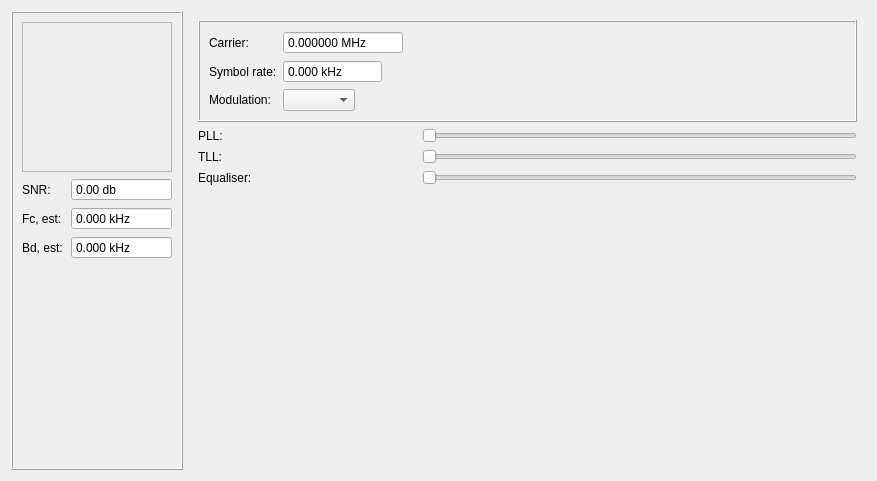
First picture: the form in sources/Arks/Demodulation/window/AquaDemodWindow.ui, repository AquaCreatura/AquaWave, before the edit.
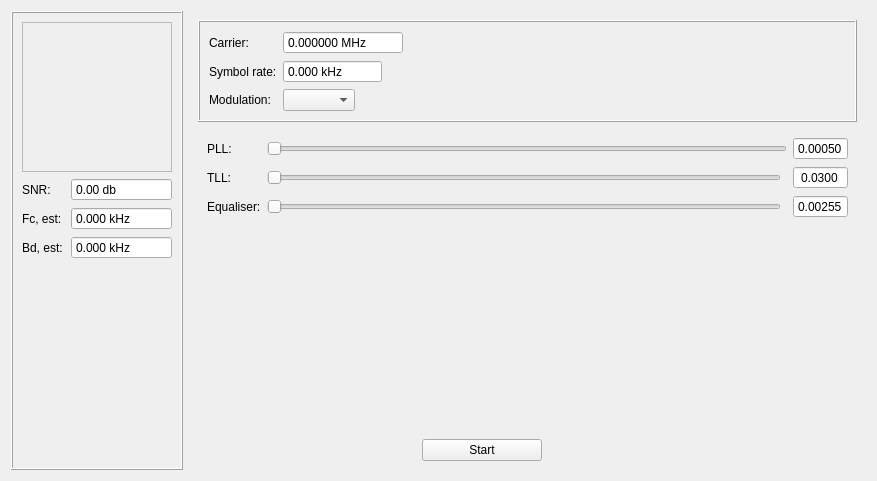
Second picture: the form after the edit.

Commit message: feat(demod): attached loops limits to gui

```diff
--- a/sources/Arks/Demodulation/window/AquaDemodWindow.ui
+++ b/sources/Arks/Demodulation/window/AquaDemodWindow.ui
@@ -148,40 +148,6 @@
    <item row="0" column="1" rowspan="2">
     <widget class="QFrame" name="frame">
      <layout class="QGridLayout" name="gridLayout_2">
-      <item row="5" column="1" colspan="2">
-       <widget class="QSlider" name="tll_slider">
-        <property name="orientation">
-         <enum>Qt::Horizontal</enum>
-        </property>
-       </widget>
-      </item>
-      <item row="7" column="0" colspan="3">
-       <spacer name="verticalSpacer">
-        <property name="orientation">
-         <enum>Qt::Vertical</enum>
-        </property>
-        <property name="sizeHint" stdset="0">
-         <size>
-          <width>20</width>
-          <height>40</height>
-         </size>
-        </property>
-       </spacer>
-      </item>
-      <item row="4" column="1" colspan="2">
-       <widget class="QSlider" name="pll_slider">
-        <property name="orientation">
-         <enum>Qt::Horizontal</enum>
-        </property>
-       </widget>
-      </item>
-      <item row="4" column="0">
-       <widget class="QLabel" name="label_5">
-        <property name="text">
-         <string>PLL:</string>
-        </property>
-       </widget>
-      </item>
       <item row="0" column="0" rowspan="4" colspan="3">
        <widget class="QFrame" name="frame_2">
         <property name="frameShape">
@@ -275,25 +241,180 @@
         </layout>
        </widget>
       </item>
-      <item row="5" column="0">
-       <widget class="QLabel" name="label_8">
-        <property name="text">
-         <string>TLL:</string>
-        </property>
-       </widget>
-      </item>
-      <item row="6" column="0">
-       <widget class="QLabel" name="label_9">
-        <property name="text">
-         <string>Equaliser:</string>
-        </property>
-       </widget>
-      </item>
       <item row="6" column="1" colspan="2">
-       <widget class="QSlider" name="eq_slider">
+       <widget class="QPushButton" name="start_stop_button">
+        <property name="sizePolicy">
+         <sizepolicy hsizetype="Fixed" vsizetype="Fixed">
+          <horstretch>0</horstretch>
+          <verstretch>0</verstretch>
+         </sizepolicy>
+        </property>
+        <property name="maximumSize">
+         <size>
+          <width>120</width>
+          <height>28</height>
+         </size>
+        </property>
+        <property name="text">
+         <string>Start</string>
+        </property>
+       </widget>
+      </item>
+      <item row="5" column="0" colspan="3">
+       <spacer name="verticalSpacer">
         <property name="orientation">
-         <enum>Qt::Horizontal</enum>
+         <enum>Qt::Vertical</enum>
         </property>
+        <property name="sizeHint" stdset="0">
+         <size>
+          <width>20</width>
+          <height>40</height>
+         </size>
+        </property>
+       </spacer>
+      </item>
+      <item row="4" column="0" colspan="3">
+       <widget class="QFrame" name="frame_pll">
+        <property name="frameShape">
+         <enum>QFrame::NoFrame</enum>
+        </property>
+        <layout class="QGridLayout" name="gridLayout_5">
+         <item row="1" column="3">
+          <widget class="QDoubleSpinBox" name="tll_spinbox">
+           <property name="alignment">
+            <set>Qt::AlignCenter</set>
+           </property>
+           <property name="buttonSymbols">
+            <enum>QAbstractSpinBox::NoButtons</enum>
+           </property>
+           <property name="decimals">
+            <number>4</number>
+           </property>
+           <property name="minimum">
+            <double>0.010000000000000</double>
+           </property>
+           <property name="maximum">
+            <double>0.050000000000000</double>
+           </property>
+           <property name="singleStep">
+            <double>0.000100000000000</double>
+           </property>
+           <property name="value">
+            <double>0.030000000000000</double>
+           </property>
+          </widget>
+         </item>
+         <item row="2" column="1">
+          <widget class="QSlider" name="eq_slider">
+           <property name="orientation">
+            <enum>Qt::Horizontal</enum>
+           </property>
+          </widget>
+         </item>
+         <item row="0" column="3">
+          <widget class="QDoubleSpinBox" name="pll_spinbox">
+           <property name="alignment">
+            <set>Qt::AlignCenter</set>
+           </property>
+           <property name="buttonSymbols">
+            <enum>QAbstractSpinBox::NoButtons</enum>
+           </property>
+           <property name="decimals">
+            <number>5</number>
+           </property>
+           <property name="minimum">
+            <double>0.000100000000000</double>
+           </property>
+           <property name="maximum">
+            <double>0.005000000000000</double>
+           </property>
+           <property name="singleStep">
+            <double>0.000010000000000</double>
+           </property>
+           <property name="value">
+            <double>0.000500000000000</double>
+           </property>
+          </widget>
+         </item>
+         <item row="2" column="0">
+          <widget class="QLabel" name="label_9">
+           <property name="sizePolicy">
+            <sizepolicy hsizetype="Minimum" vsizetype="Minimum">
+             <horstretch>0</horstretch>
+             <verstretch>0</verstretch>
+            </sizepolicy>
+           </property>
+           <property name="text">
+            <string>Equaliser:</string>
+           </property>
+          </widget>
+         </item>
+         <item row="1" column="1">
+          <widget class="QSlider" name="tll_slider">
+           <property name="orientation">
+            <enum>Qt::Horizontal</enum>
+           </property>
+          </widget>
+         </item>
+         <item row="0" column="1" colspan="2">
+          <widget class="QSlider" name="pll_slider">
+           <property name="orientation">
+            <enum>Qt::Horizontal</enum>
+           </property>
+          </widget>
+         </item>
+         <item row="0" column="0">
+          <widget class="QLabel" name="label_5">
+           <property name="sizePolicy">
+            <sizepolicy hsizetype="Minimum" vsizetype="Minimum">
+             <horstretch>0</horstretch>
+             <verstretch>0</verstretch>
+            </sizepolicy>
+           </property>
+           <property name="text">
+            <string>PLL:</string>
+           </property>
+          </widget>
+         </item>
+         <item row="1" column="0">
+          <widget class="QLabel" name="label_8">
+           <property name="sizePolicy">
+            <sizepolicy hsizetype="Minimum" vsizetype="Minimum">
+             <horstretch>0</horstretch>
+             <verstretch>0</verstretch>
+            </sizepolicy>
+           </property>
+           <property name="text">
+            <string>TLL:</string>
+           </property>
+          </widget>
+         </item>
+         <item row="2" column="3">
+          <widget class="QDoubleSpinBox" name="eq_spinbox">
+           <property name="alignment">
+            <set>Qt::AlignCenter</set>
+           </property>
+           <property name="buttonSymbols">
+            <enum>QAbstractSpinBox::NoButtons</enum>
+           </property>
+           <property name="decimals">
+            <number>5</number>
+           </property>
+           <property name="minimum">
+            <double>0.000100000000000</double>
+           </property>
+           <property name="maximum">
+            <double>0.005000000000000</double>
+           </property>
+           <property name="singleStep">
+            <double>0.000010000000000</double>
+           </property>
+           <property name="value">
+            <double>0.002550000000000</double>
+           </property>
+          </widget>
+         </item>
+        </layout>
        </widget>
       </item>
      </layout>
```
The commit also changes 5 other files.
